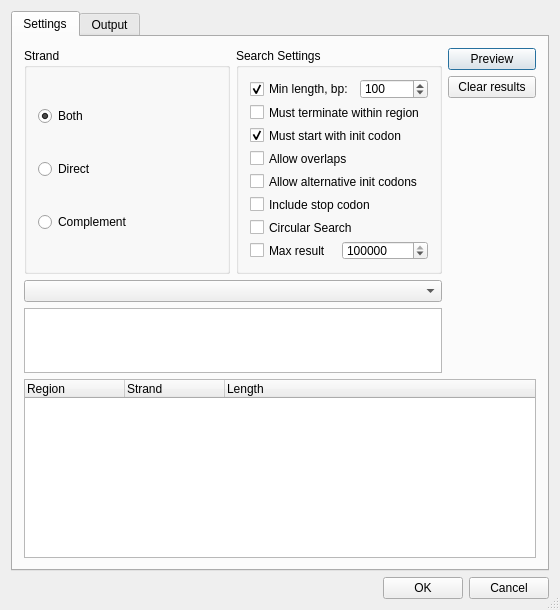
Before: the Qt Designer form src/plugins/orf_marker/src/ui/ORFDialogUI.ui in dualword/ugene-qt4, drawn with Qt 5.
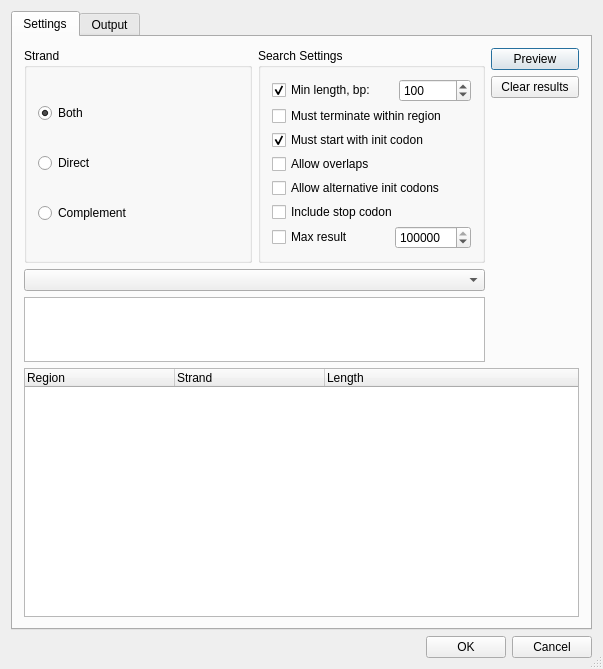
After: the same form once the commit is applied.

Diff of the .ui file:
```diff
--- a/src/plugins/orf_marker/src/ui/ORFDialogUI.ui
+++ b/src/plugins/orf_marker/src/ui/ORFDialogUI.ui
@@ -6,8 +6,8 @@
    <rect>
     <x>0</x>
     <y>0</y>
-    <width>560</width>
-    <height>610</height>
+    <width>603</width>
+    <height>669</height>
    </rect>
   </property>
   <property name="sizePolicy">
@@ -18,7 +18,7 @@
   </property>
   <property name="minimumSize">
    <size>
-    <width>560</width>
+    <width>0</width>
     <height>560</height>
    </size>
   </property>
@@ -44,6 +44,9 @@
    <bool>true</bool>
   </property>
   <layout class="QVBoxLayout" name="verticalLayout_5">
+   <property name="sizeConstraint">
+    <enum>QLayout::SetMinimumSize</enum>
+   </property>
    <item>
     <widget class="QTabWidget" name="tabWidget">
      <property name="currentIndex">
@@ -54,13 +57,22 @@
        <string>Settings</string>
       </attribute>
       <layout class="QVBoxLayout" name="verticalLayout_4">
+       <property name="sizeConstraint">
+        <enum>QLayout::SetMinimumSize</enum>
+       </property>
        <item>
         <layout class="QGridLayout" name="gridLayout">
+         <property name="sizeConstraint">
+          <enum>QLayout::SetMinimumSize</enum>
+         </property>
          <item row="0" column="0">
           <layout class="QHBoxLayout" name="horizontalLayout_2">
            <property name="spacing">
             <number>6</number>
            </property>
+           <property name="sizeConstraint">
+            <enum>QLayout::SetMinimumSize</enum>
+           </property>
            <item>
             <widget class="QGroupBox" name="bgStrand">
              <property name="sizePolicy">
@@ -132,7 +144,7 @@
              <property name="minimumSize">
               <size>
                <width>0</width>
-               <height>120</height>
+               <height>0</height>
               </size>
              </property>
              <property name="title">
@@ -142,10 +154,22 @@
               <property name="spacing">
                <number>4</number>
               </property>
+              <property name="sizeConstraint">
+               <enum>QLayout::SetMinimumSize</enum>
+              </property>
               <item>
                <layout class="QHBoxLayout" name="horizontalLayout">
+                <property name="sizeConstraint">
+                 <enum>QLayout::SetMinimumSize</enum>
+                </property>
                 <item>
                  <widget class="QCheckBox" name="ckMinLen">
+                  <property name="minimumSize">
+                   <size>
+                    <width>121</width>
+                    <height>20</height>
+                   </size>
+                  </property>
                   <property name="toolTip">
                    <string>Ignore ORFs shorter than the specified length</string>
                   </property>
@@ -279,15 +303,11 @@
                 </property>
                </widget>
               </item>
-              <item>
-               <widget class="QCheckBox" name="ckCircularSearch">
-                <property name="text">
-                 <string>Circular Search</string>
-                </property>
-               </widget>
-              </item>
               <item>
                <layout class="QHBoxLayout" name="horizontalLayout_3">
+                <property name="sizeConstraint">
+                 <enum>QLayout::SetMinimumSize</enum>
+                </property>
                 <property name="leftMargin">
                  <number>0</number>
                 </property>
@@ -296,6 +316,12 @@
                 </property>
                 <item>
                  <widget class="QCheckBox" name="maxResult">
+                  <property name="minimumSize">
+                   <size>
+                    <width>117</width>
+                    <height>20</height>
+                   </size>
+                  </property>
                   <property name="text">
                    <string>Max result</string>
                   </property>
@@ -426,6 +452,12 @@
          <property name="rootIsDecorated">
           <bool>false</bool>
          </property>
+         <attribute name="headerDefaultSectionSize">
+          <number>150</number>
+         </attribute>
+         <attribute name="headerMinimumSectionSize">
+          <number>150</number>
+         </attribute>
          <column>
           <property name="text">
            <string>Region</string>
```
